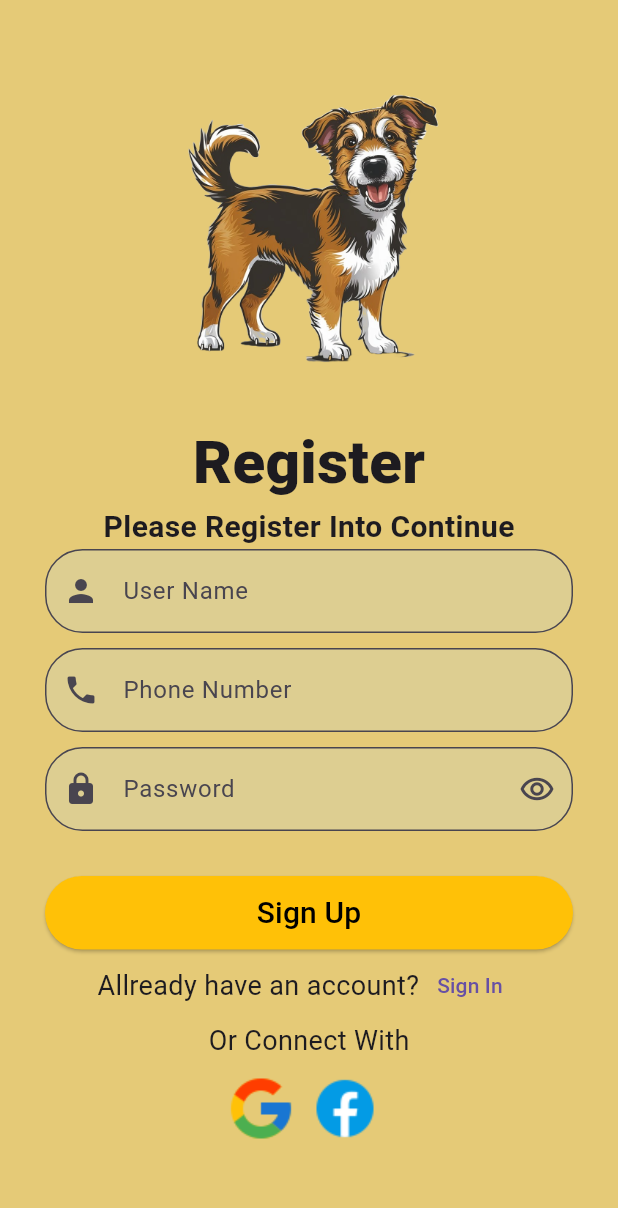
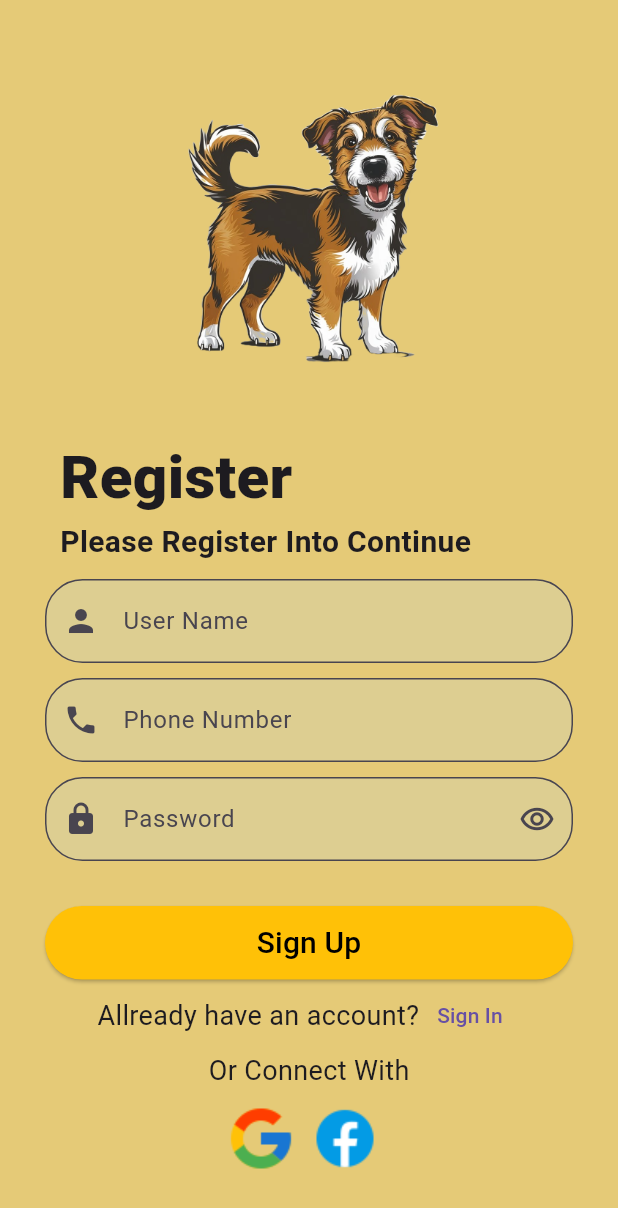
Before and after one commit to Dileesha-Lakshan07/capstone_project, a Flutter app: the signUp screen opened directly, on a phone screen of 412 x 824 dp. Shown: the top 1208 px of the screen. Run offline on Flutter 3.47's test engine with Material 3 defaults, Android fonts, the phone set to English and light mode, and no system bars.

Commit message:
decorate signup page with alignment.

```diff
--- a/dileesha/frontend/lib/signUp.dart
+++ b/dileesha/frontend/lib/signUp.dart
@@ -41,7 +41,11 @@ class _signUpState extends State<signUp> {
   }
 
   _header(context) {
-    return Column(
+    return Container(
+      width: 600,
+      padding: EdgeInsets.all(10),
+      child: Column(
+        crossAxisAlignment: CrossAxisAlignment.start,
         children: <Widget>[
           Text("Register",
               style: TextStyle(fontSize: 40, fontWeight: FontWeight.w900),
@@ -50,6 +54,7 @@ class _signUpState extends State<signUp> {
             textAlign: TextAlign.left,
             style: TextStyle(fontSize: 20, fontWeight: FontWeight.bold),),
         ],
+      ),
     );
   }
 
```
Lines whose indentation alone changed are shown as unchanged.
